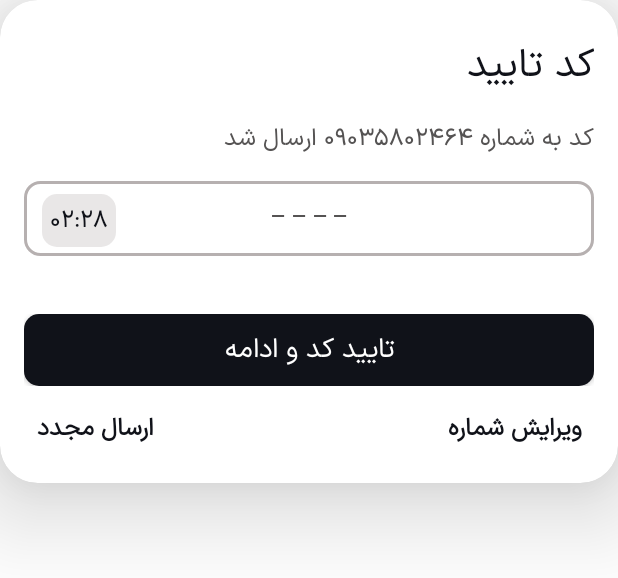
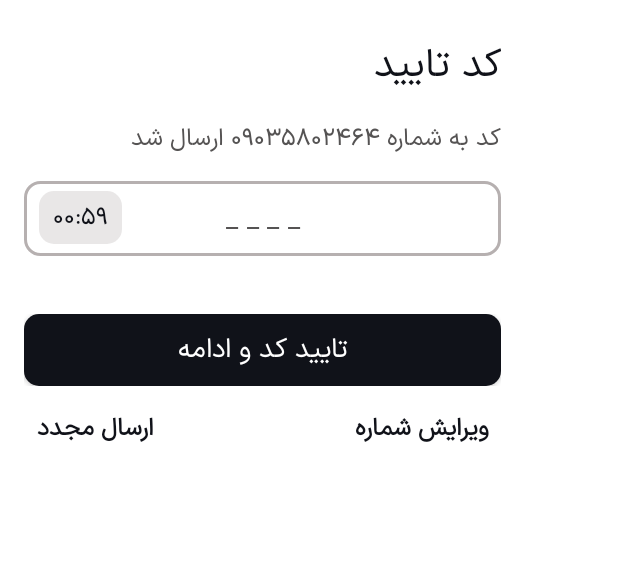
Before and after one commit to alirezaahmadi056/FrenchPastry, an Android app: the layout custom_dialog_login.xml on its own in the app's theme, with its tools: preview values and no code run, on a phone screen of 412 x 824 dp. Shown: the top 578 px of the screen. Run offline under Robolectric (Android 15) with nearby library versions, the phone set to English and light mode, and no system bars.

Commit message:
create count down timer in the login dialog

```diff
--- a/app/src/main/java/info/alirezaahmadi/frenchpastry/mvp/presenter/PresenterLoginActivity.kt
+++ b/app/src/main/java/info/alirezaahmadi/frenchpastry/mvp/presenter/PresenterLoginActivity.kt
@@ -11,6 +11,11 @@ class PresenterLoginActivity(
 
     override fun onCreate() {
         view.test()
+        onClickSendCode()
+    }
+
+    private fun onClickSendCode(){
+        view.pressedSendCode()
     }
 
 }
--- a/app/src/main/java/info/alirezaahmadi/frenchpastry/ui/activity/LoginActivity.kt
+++ b/app/src/main/java/info/alirezaahmadi/frenchpastry/ui/activity/LoginActivity.kt
@@ -1,10 +1,9 @@
 package info.alirezaahmadi.frenchpastry.ui.activity
 
 import android.os.Build
-import androidx.appcompat.app.AppCompatActivity
 import android.os.Bundle
 import android.view.WindowManager
-import info.alirezaahmadi.frenchpastry.databinding.ActivityLoginBinding
+import androidx.appcompat.app.AppCompatActivity
 import info.alirezaahmadi.frenchpastry.mvp.model.ModelLoginActivity
 import info.alirezaahmadi.frenchpastry.mvp.presenter.PresenterLoginActivity
 import info.alirezaahmadi.frenchpastry.mvp.view.ViewLoginActivity
--- a/app/src/main/java/info/alirezaahmadi/frenchpastry/ui/customView/CustomButton.kt
+++ b/app/src/main/java/info/alirezaahmadi/frenchpastry/ui/customView/CustomButton.kt
@@ -41,4 +41,6 @@ class CustomButton(
 
     }
 
+    fun getView() = binding.button
+
 }
--- /dev/null
+++ b/app/src/main/res/drawable/back_alert_dialog.xml
@@ -0,0 +1,8 @@
+<?xml version="1.0" encoding="utf-8"?>
+<shape xmlns:android="http://schemas.android.com/apk/res/android">
+
+    <solid android:color="@color/white_main"/>
+
+    <corners android:radius="25dp"/>
+
+</shape>
--- a/app/src/main/res/layout/custom_dialog_login.xml
+++ b/app/src/main/res/layout/custom_dialog_login.xml
@@ -1,16 +1,12 @@
 <?xml version="1.0" encoding="utf-8"?>
-<androidx.cardview.widget.CardView
+<androidx.constraintlayout.widget.ConstraintLayout
     xmlns:android="http://schemas.android.com/apk/res/android"
     xmlns:app="http://schemas.android.com/apk/res-auto"
     xmlns:tools="http://schemas.android.com/tools"
-    app:cardCornerRadius="25dp"
-    app:cardElevation="40dp"
-    android:layout_width="match_parent"
-    android:layout_height="wrap_content">
-
-    <androidx.constraintlayout.widget.ConstraintLayout
-        android:layout_width="match_parent"
-        android:layout_height="wrap_content">
+    android:background="@drawable/back_alert_dialog"
+    android:layout_width="350dp"
+    android:layout_height="wrap_content"
+    android:layoutDirection="ltr">
 
     <TextView
         android:id="@+id/textView"
@@ -29,39 +25,57 @@
         android:layout_width="wrap_content"
         android:layout_height="wrap_content"
         android:layout_marginTop="16dp"
-            tools:text="کد به شماره 09035802464 ارسال شد"
+        android:textColor="@color/color_text_gray"
         android:textSize="@dimen/text_small_size"
-            android:textColor="@color/color_text_gray"
         app:layout_constraintEnd_toEndOf="@+id/textView"
-            app:layout_constraintTop_toBottomOf="@+id/textView" />
+        app:layout_constraintTop_toBottomOf="@+id/textView"
+        tools:text="کد به شماره 09035802464 ارسال شد" />
 
-        <info.alirezaahmadi.frenchpastry.ui.customView.CustomEditText
-            android:id="@+id/edtEnterCode"
-            android:layout_width="0dp"
+    <com.google.android.material.textfield.TextInputLayout
+        android:id="@+id/inputEnterCode"
+        android:layout_width="match_parent"
         android:layout_height="wrap_content"
         android:layout_marginStart="16dp"
         android:layout_marginEnd="16dp"
-            app:centerGravity="true"
-            app:rtlSupport="true"
-            app:hintText="_ _ _ _"
+        android:paddingTop="16dp"
+        app:errorEnabled="true"
+        app:hintEnabled="false"
         app:layout_constraintEnd_toEndOf="parent"
         app:layout_constraintStart_toStartOf="parent"
-            app:layout_constraintTop_toBottomOf="@+id/txtShowNumber" />
+        app:layout_constraintTop_toBottomOf="@+id/txtShowNumber">
+
+        <com.google.android.material.textfield.TextInputEditText
+            android:id="@+id/edtEnterCode"
+            android:layout_width="match_parent"
+            android:layout_height="50dp"
+            android:background="@drawable/back_edit_text"
+            android:gravity="center_horizontal"
+            android:hint="@string/enter_code_sample"
+            android:inputType="number"
+            android:maxLength="4"
+            android:paddingTop="12dp"
+            android:paddingBottom="-12dp"
+            android:textColor="@color/color_text_black"
+            android:textColorHint="@color/color_text_gray"
+            android:textSize="@dimen/text_normal_size" />
+
+    </com.google.android.material.textfield.TextInputLayout>
 
     <TextView
         android:id="@+id/txtTime"
-            android:layout_width="wrap_content"
+        android:layout_width="55dp"
         android:layout_height="wrap_content"
-            android:layout_marginStart="12dp"
+        android:layout_marginStart="10dp"
+        android:gravity="center"
         android:background="@drawable/back_text_time"
         android:padding="5dp"
+        android:textColor="@color/color_text_black"
         android:textSize="@dimen/text_small_size"
-            android:textColor="@color/color_text_black"
-            tools:text="02:28"
-            app:layout_constraintBottom_toBottomOf="@+id/edtEnterCode"
-            app:layout_constraintStart_toStartOf="@+id/edtEnterCode"
-            app:layout_constraintTop_toTopOf="@+id/edtEnterCode"
-            app:layout_constraintVertical_bias="0.46" />
+        app:layout_constraintBottom_toBottomOf="@+id/inputEnterCode"
+        app:layout_constraintStart_toStartOf="@+id/inputEnterCode"
+        app:layout_constraintTop_toTopOf="@+id/inputEnterCode"
+        app:layout_constraintVertical_bias="0.42000002"
+        tools:text="00:59" />
 
     <info.alirezaahmadi.frenchpastry.ui.customView.CustomButton
         android:id="@+id/btnConfirm"
@@ -69,9 +83,9 @@
         android:layout_height="wrap_content"
         android:layout_marginTop="16dp"
         app:buttonText="@string/confirm_code"
-            app:layout_constraintEnd_toEndOf="@+id/edtEnterCode"
-            app:layout_constraintStart_toStartOf="@+id/edtEnterCode"
-            app:layout_constraintTop_toBottomOf="@+id/edtEnterCode" />
+        app:layout_constraintEnd_toEndOf="@+id/inputEnterCode"
+        app:layout_constraintStart_toStartOf="@+id/inputEnterCode"
+        app:layout_constraintTop_toBottomOf="@+id/inputEnterCode" />
 
     <TextView
         android:id="@+id/txtEditPhone"
@@ -102,5 +116,3 @@
         app:layout_constraintTop_toTopOf="@+id/txtEditPhone" />
 
 </androidx.constraintlayout.widget.ConstraintLayout>
-
-</androidx.cardview.widget.CardView>
--- a/app/src/main/res/values/colors.xml
+++ b/app/src/main/res/values/colors.xml
@@ -6,6 +6,7 @@
     <color name="red_main">#CF3C3C</color>
     <color name="green_main">#24A751</color>
     <color name="gray_main">#555353</color>
+    <color name="color_transparent">#00FFFFFF</color>
     <color name="color_gray_100">#4CB6B0B0</color>
     <color name="color_gray_200">#B6B0B0</color>
     <color name="yellow_main">#FFC700</color>
--- a/app/src/main/res/values/strings.xml
+++ b/app/src/main/res/values/strings.xml
@@ -10,4 +10,5 @@
     <string name="confirm_code">تایید کد و ادامه</string>
     <string name="edit_phone">ویرایش شماره</string>
     <string name="resend_code">ارسال مجدد</string>
+    <string name="enter_code_sample">_ _ _ _</string>
 </resources>
```
Also changed, not shown: app/src/main/java/info/alirezaahmadi/frenchpastry/mvp/view/ViewLoginActivity.kt (+64 -14 lines), app/src/main/java/info/alirezaahmadi/frenchpastry/ui/customView/CustomDialogLogin.kt (deleted, +0 -29 lines). Lines whose indentation alone changed are shown as unchanged.
